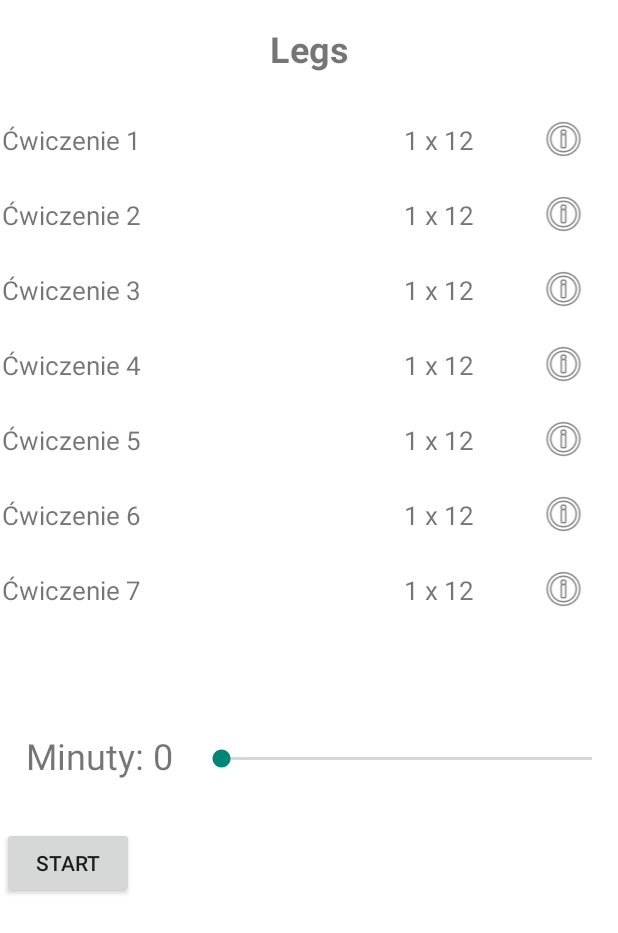
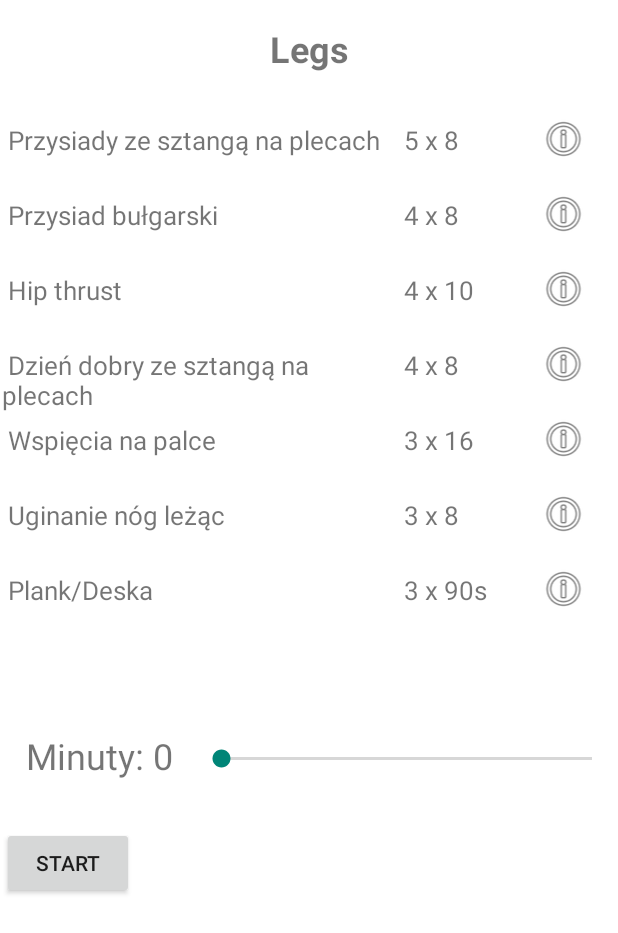
Before and after one commit to SavageSaszo/Gym_Buddy, an Android app: the Legs screen opened directly, with no data from a screen before it, on a phone screen of 412 x 824 dp. Shown: the top 933 px of the screen. Run offline under Robolectric (Android 15) with nearby library versions, the phone set to English and light mode, and no system bars.

Commit message:
Finishing push, pull and legs menu

```diff
--- a/app/src/main/java/com/example/gymbuddy/Training/PushPullLegs/Legs.kt
+++ b/app/src/main/java/com/example/gymbuddy/Training/PushPullLegs/Legs.kt
@@ -6,8 +6,11 @@ import android.os.Bundle
 import android.os.CountDownTimer
 import android.view.View
 import android.widget.Button
+import android.widget.ImageView
+import android.widget.ScrollView
 import android.widget.SeekBar
 import android.widget.TextView
+import androidx.appcompat.app.AlertDialog
 import com.example.gymbuddy.R
 
 class Legs : AppCompatActivity() {
@@ -18,6 +21,7 @@ class Legs : AppCompatActivity() {
     private lateinit var countDownTimer: CountDownTimer
     private var selectedMinutes: Int = 0
     private lateinit var mediaPlayer: MediaPlayer
+    private var dialog: AlertDialog? = null
 
     override fun onCreate(savedInstanceState: Bundle?) {
         super.onCreate(savedInstanceState)
@@ -77,7 +81,136 @@ class Legs : AppCompatActivity() {
 
         mediaPlayer = MediaPlayer.create(this, R.raw.happy_wheels_finish_sf)
 
+        val imageView1 = findViewById<ImageView>(R.id.imageView1)
+        val imageResource1 = R.drawable.przysiad_tyl // Zasób obrazu
+        val imageDescription1 = "Stań prosto, z szerokością barków, a sztangę umieść na górnej części pleców, trzymając ją stabilnie na ramionach. Trzymaj sztangę na wysokości karku, z dłońmi skierowanymi do przodu. Zachowaj wyprostowaną postawę, z łopatkami ściągniętymi do siebie i brzuchem napiętym.\n" +
+                "\n" +
+                "Rozpocznij ruch, schylając kolana i biodra, jakbyś siadał na krześle, utrzymując równowagę i kontrolując opad. Unikaj przechylenia tułowia do przodu i utrzymuj stabilność pleców. Głowa powinna być wyprostowana, a wzrok skierowany przed siebie.\n" +
+                "\n" +
+                "Kontynuuj ruch, aż uda będą równoległe do podłogi, lub do momentu, gdy osiągniesz pełne zgięcie kolan. Pamiętaj, aby utrzymać stabilność i kontrolować ruch w dolnym punkcie przysiadu.\n" +
+                "\n" +
+                "Następnie, napięciem mięśni nóg, wyprostuj kolana i biodra, unosząc się w górę, powracając do wyjściowej pozycji. Kontroluj ruch i unikaj zbyt gwałtownego wznoszenia się."
+        val imageTitle1 = "Przysiad ze sztangą na plecach"
 
+        imageView1.setOnClickListener {
+            showImageDialog(imageResource1, imageDescription1, imageTitle1)
+        }
+
+        val imageView2 = findViewById<ImageView>(R.id.imageView2)
+        val imageResource2 = R.drawable.wykroki_bulgarskie // Zasób obrazu
+        val imageDescription2 = "Stanij przed ławką lub inną stabilną powierzchnią. Postaw jedną stopę na ławce tak, aby przednia część stopy była na niej oparta, a tył stopy był uniesiony. Drugą stopę postaw na podłodze, zachowując lekkie zgięcie w kolanie.\n" +
+                "\n" +
+                "Zachowaj prostą postawę, z ramionami rozluźnionymi wzdłuż ciała. Unieś lekko klatkę piersiową i napiętą brzuchem.\n" +
+                "\n" +
+                "Rozpocznij ruch, składając biodro i zginając kolano na nodze, która znajduje się na podłodze. Zachowaj równowagę i kontroluj opad. Unikaj przechylenia tułowia do przodu i utrzymuj stabilność pleców. Głowa powinna być wyprostowana, a wzrok skierowany przed siebie.\n" +
+                "\n" +
+                "Schodząc na dół, spuść się tak nisko, jak to możliwe, kontrolując ruch i utrzymując napięcie w mięśniach nóg.\n" +
+                "\n" +
+                "Następnie, napięciem mięśni nóg, wyprostuj kolano i biodro, unosząc się w górę, wracając do wyjściowej pozycji. Kontroluj ruch i unikaj zbyt gwałtownego wznoszenia się.\n" +
+                "\n" +
+                "Wykonuj przysiady bułgarskie w kontrolowany sposób, skupiając się na prawidłowej technice i pełnym zakresie ruchu."
+        val imageTitle2 = "Przysiad bułgarski"
+
+        imageView2.setOnClickListener {
+            showImageDialog(imageResource2, imageDescription2, imageTitle2)
+        }
+
+        val imageView3 = findViewById<ImageView>(R.id.imageView3)
+        val imageResource3 = R.drawable.hip_thrust // Zasób obrazu
+        val imageDescription3 = "Usiądź na podłodze, opierając plecy o ławkę, tak aby łopatki miały kontakt z jej górną częścią. Zegnij kolana i postaw stopy płasko na podłodze, w odległości około szerokości barków. Trzymaj ręce wzdłuż ciała lub skrzyżowane na klatce piersiowej.\n" +
+                "\n" +
+                "W tym położeniu, napięciem mięśni pośladków i brzucha, unoszę biodra w górę, jednocześnie wypychając łokcie w podłogę i napinając pośladki. W górnym punkcie, utrzymaj napięcie przez chwilę, zanim powoli opuścisz biodra na podłogę, kontrolując ruch.\n" +
+                "\n" +
+                "Podczas wykonywania hip thrust, staraj się utrzymać linię od kolan do ramion prosto. Unikaj przemieszczania się łokci w czasie ruchu. Skup się na napinaniu mięśni pośladków i kontrolowaniu ruchu bioder.\n" +
+                "\n" +
+                "Wykonuj hip thrust w kontrolowany sposób, skupiając się na prawidłowej technice i pełnym zakresie ruchu."
+        val imageTitle3 = " Hip thrust"
+
+        imageView3.setOnClickListener {
+            showImageDialog(imageResource3, imageDescription3, imageTitle3)
+        }
+
+        val imageView4 = findViewById<ImageView>(R.id.imageView4)
+        val imageResource4 = R.drawable.dzien_dobry // Zasób obrazu
+        val imageDescription4 = "Dzień dobry to ćwiczenie skupiające się na rozwinięciu mięśni pośladków, ud oraz dolnej części pleców. Aby je wykonać, rozpocznij od stanu wyprostowanego, trzymając sztangę na plecach, opartą na górnej części pleców.\n" +
+                "\n" +
+                "Następnie, wykonaj głęboki wdech, napnij brzuch i skoncentruj się na napieraniu mięśniami na ściany jamy brzusznej. W czasie ruchu, wypchnij biodra do tyłu, jednocześnie utrzymując naturalne ustawienie miednicy. Delikatnie zegnij kolana, aby umożliwić płynny ruch.\n" +
+                "\n" +
+                "Podczas wykonywania ruchu, skłon się do przodu, trzymając sztangę na plecach. Pamiętaj o kontrolowanym tempie wykonywania i utrzymaniu prawidłowej postawy. Unikaj nadmiernego wygięcia w dolnej części pleców.\n" +
+                "\n" +
+                "Ćwiczenie dzień dobry ma na celu wzmocnienie mięśni pośladków, ud oraz dolnej części pleców."
+        val imageTitle4 = " Dzień dobry ze sztangą"
+
+        imageView4.setOnClickListener {
+            showImageDialog(imageResource4, imageDescription4, imageTitle4)
+        }
+
+        val imageView5 = findViewById<ImageView>(R.id.imageView5)
+        val imageResource5 = R.drawable.lydka_stojac // Zasób obrazu
+        val imageDescription5 = "Wspięcia na palce to ćwiczenie skupiające się na wzmacnianiu mięśni łydek oraz stabilizatorów stopy. Aby je wykonać, stan na prostych nogach i stóp o szerokości około barków.\n" +
+                "\n" +
+                "Zaczynając od pozycji stojącej, unieś stopę, unosząc pięty i opierając się na palcach. Skoncentruj się na napięciu mięśni łydek i stabilizacji stopy. Unosząc się jak najwyżej, zatrzymaj się na chwilę, a następnie powoli opuść pięty, wracając do pozycji wyjściowej.\n" +
+                "\n" +
+                "Podczas wykonywania wspięć na palce, staraj się utrzymać równowagę i kontrolować ruch. Skup się na napięciu mięśni łydek i unikaj opadania stopy. Możesz również dostosować stopień trudności, wykonując ćwiczenie z obciążeniem, na przykład trzymając hantle w dłoniach."
+        val imageTitle5 = "Wspięcia na palce"
+
+        imageView5.setOnClickListener {
+            showImageDialog(imageResource5, imageDescription5, imageTitle5)
+        }
+
+        val imageView6 = findViewById<ImageView>(R.id.imageView6)
+        val imageResource6 = R.drawable.unoszenie_nog // Zasób obrazu
+        val imageDescription6 = "Połóż się na maszynie do unoszenia nóg z brzuchem opartym na podparciu. Umieść ręce na wyznaczonych uchwytach lub na bokach ciała dla stabilizacji.\n" +
+                "\n" +
+                "Następnie, napnij mięśnie brzucha i unosząc napięte nogi, podnoś je w górę w kierunku sufitu. Skoncentruj się na napięciu mięśni dwugłowych uda. Unoszenie nóg powinno odbywać się za pomocą mięśni brzucha i uda, a nie poprzez impulsywny ruch całego ciała.\n" +
+                "\n" +
+                "Kontynuuj unoszenie nóg, aż osiągniesz pełne napięcie mięśni dwugłowych uda. Następnie, powoli opuść nogi z powrotem na pozycję wyjściową, kontrolując ruch.\n" +
+                "\n" +
+                "Pamiętaj, aby wykonywać to ćwiczenie w sposób kontrolowany, skupiając się na napięciu mięśni dwugłowych uda."
+        val imageTitle6 = "Unoszenie nóg leżąc"
+
+        imageView6.setOnClickListener {
+            showImageDialog(imageResource6, imageDescription6, imageTitle6)
+        }
+
+        val imageView7 = findViewById<ImageView>(R.id.imageView7)
+        val imageResource7 = R.drawable.plank // Zasób obrazu
+        val imageDescription7 = "Połóż się na podłodze, opierając się na przedramionach i palcach stóp.\n" +
+                "\n" +
+                "Upewnij się, że ciało jest wyprostowane, a linia od głowy do stóp jest prosta. Napnij mięśnie brzucha, aby utrzymać stabilność w korpusie. Unikaj opadania bioder lub uniesienia pośladków.\n" +
+                "\n" +
+                "Trzymaj pozycję plank przez określony czas, zazwyczaj od 30 sekund do 1 minuty lub dłużej, w zależności od twojego poziomu zaawansowania. Pamiętaj, aby utrzymywać równomierne oddychanie podczas trzymania pozycji.\n" +
+                "\n" +
+                "Ważne jest, aby zachować prawidłową formę i unikać nadmiernego skrzywienia pleców lub unoszenia pośladków. Skup się na utrzymaniu napięcia w mięśniach korpusu przez cały czas trwania ćwiczenia.\n" +
+                "\n" +
+                "Plank jest skutecznym ćwiczeniem wzmocnienia mięśni korpusu i stabilizacji."
+        val imageTitle7 = "Plank/Deska"
+
+        imageView7.setOnClickListener {
+            showImageDialog(imageResource7, imageDescription7, imageTitle7)
+        }
+    }
+
+    private fun showImageDialog(imageResource: Int, imageDescription: String, imageTitle: String) {
+        val dialogView = layoutInflater.inflate(R.layout.dialog_layout, null)
+        val imageView = dialogView.findViewById<ImageView>(R.id.dialogImageView)
+        imageView.setImageResource(imageResource) // Ustawienie zasobu obrazu
+
+        val scrollView = dialogView.findViewById<ScrollView>(R.id.dialogScrollView)
+        val textView = scrollView.findViewById<TextView>(R.id.dialogTextView)
+        textView.text = imageDescription // Ustawienie opisu zdjęcia
+
+        val closeButton = dialogView.findViewById<Button>(R.id.dialogCloseButton)
+        closeButton.setOnClickListener {
+            dialog?.dismiss()
+        }
+
+        val dialogBuilder = AlertDialog.Builder(this)
+            .setView(dialogView)
+            .setTitle(imageTitle) // Ustawienie tytułu zdjęcia
+
+        dialog = dialogBuilder.create()
+        dialog?.show()
     }
 
     private fun playNotificationSound() {
--- a/app/src/main/res/layout/activity_fbw_a.xml
+++ b/app/src/main/res/layout/activity_fbw_a.xml
@@ -215,7 +215,7 @@
         android:textSize="17sp"
         android:layout_marginTop="10dp"
         android:layout_weight="7"
-        android:text="  Przyciąganie kolan do brzucha " />
+        android:text=" Pall of press " />
 
     <TextView
         android:id="@+id/exercise_6_series_reps"
--- a/app/src/main/res/layout/activity_fbw_b.xml
+++ b/app/src/main/res/layout/activity_fbw_b.xml
@@ -250,7 +250,7 @@
             android:textSize="17sp"
             android:layout_marginTop="10dp"
             android:layout_weight="7"
-            android:text="Spacer farmera z hantlem " />
+            android:text=" Spacer farmera z hantlem " />
 
         <TextView
             android:id="@+id/exercise_7_series_reps"
--- a/app/src/main/res/layout/activity_legs.xml
+++ b/app/src/main/res/layout/activity_legs.xml
@@ -33,7 +33,7 @@
             android:textSize="17sp"
             android:layout_marginTop="10dp"
             android:layout_weight="7"
-            android:text="Ćwiczenie 1" />
+            android:text=" Przysiady ze sztangą na plecach" />
 
         <TextView
             android:id="@+id/exercise_1_series_reps"
@@ -43,7 +43,7 @@
             android:textSize="17sp"
             android:layout_weight="2"
             android:gravity="start"
-            android:text=" 1 x 12" />
+            android:text=" 5 x 8" />
 
         <ImageView
             android:id="@+id/imageView1"
@@ -69,7 +69,7 @@
             android:textSize="17sp"
             android:layout_marginTop="10dp"
             android:layout_weight="7"
-            android:text="Ćwiczenie 2" />
+            android:text=" Przysiad bułgarski" />
 
         <TextView
             android:id="@+id/exercise_2_series_reps"
@@ -79,7 +79,7 @@
             android:textSize="17sp"
             android:layout_weight="2"
             android:gravity="start"
-            android:text=" 1 x 12" />
+            android:text=" 4 x 8" />
 
         <ImageView
             android:id="@+id/imageView2"
@@ -105,7 +105,7 @@
             android:textSize="17sp"
             android:layout_marginTop="10dp"
             android:layout_weight="7"
-            android:text="Ćwiczenie 3" />
+            android:text=" Hip thrust" />
 
         <TextView
             android:id="@+id/exercise_3_series_reps"
@@ -115,7 +115,7 @@
             android:textSize="17sp"
             android:layout_weight="2"
             android:gravity="start"
-            android:text=" 1 x 12" />
+            android:text=" 4 x 10" />
 
         <ImageView
             android:id="@+id/imageView3"
@@ -141,7 +141,7 @@
             android:textSize="17sp"
             android:layout_marginTop="10dp"
             android:layout_weight="7"
-            android:text="Ćwiczenie 4" />
+            android:text=" Dzień dobry ze sztangą na plecach" />
 
         <TextView
             android:id="@+id/exercise_4_series_reps"
@@ -151,7 +151,7 @@
             android:textSize="17sp"
             android:layout_weight="2"
             android:gravity="start"
-            android:text=" 1 x 12" />
+            android:text=" 4 x 8" />
 
         <ImageView
             android:id="@+id/imageView4"
@@ -177,7 +177,7 @@
             android:textSize="17sp"
             android:layout_marginTop="10dp"
             android:layout_weight="7"
-            android:text="Ćwiczenie 5" />
+            android:text=" Wspięcia na palce" />
 
         <TextView
             android:id="@+id/exercise_5_series_reps"
@@ -187,7 +187,7 @@
             android:textSize="17sp"
             android:layout_weight="2"
             android:gravity="start"
-            android:text=" 1 x 12" />
+            android:text=" 3 x 16" />
 
         <ImageView
             android:id="@+id/imageView5"
@@ -213,7 +213,7 @@
             android:textSize="17sp"
             android:layout_marginTop="10dp"
             android:layout_weight="7"
-            android:text="Ćwiczenie 6" />
+            android:text=" Uginanie nóg leżąc" />
 
         <TextView
             android:id="@+id/exercise_6_series_reps"
@@ -223,7 +223,7 @@
             android:textSize="17sp"
             android:layout_weight="2"
             android:gravity="start"
-            android:text=" 1 x 12" />
+            android:text=" 3 x 8" />
 
         <ImageView
             android:id="@+id/imageView6"
@@ -250,7 +250,7 @@
             android:textSize="17sp"
             android:layout_marginTop="10dp"
             android:layout_weight="7"
-            android:text="Ćwiczenie 7" />
+            android:text=" Plank/Deska" />
 
         <TextView
             android:id="@+id/exercise_7_series_reps"
@@ -260,7 +260,7 @@
             android:textSize="17sp"
             android:layout_weight="2"
             android:gravity="start"
-            android:text=" 1 x 12" />
+            android:text=" 3 x 90s" />
 
         <ImageView
             android:id="@+id/imageView7"
```
Also changed, not shown: app/src/main/java/com/example/gymbuddy/Training/FBW/FBW_A.kt (+12 -1 lines), app/src/main/java/com/example/gymbuddy/Training/PushPullLegs/Pull.kt (+130 -0 lines), app/src/main/java/com/example/gymbuddy/Training/PushPullLegs/Push.kt (+153 -0 lines), app/src/main/java/com/example/gymbuddy/Training/Split/BackAndBiceps.kt (+26 -0 lines), app/src/main/java/com/example/gymbuddy/Training/Split/BellyAndShoulders.kt (+26 -0 lines), app/src/main/java/com/example/gymbuddy/Training/Split/ChestAndTriceps.kt (+26 -0 lines), app/src/main/java/com/example/gymbuddy/Training/Split/Legs2.kt (+26 -0 lines), app/src/main/res/layout/activity_pull.xml (+12 -48 lines), app/src/main/res/layout/activity_push.xml (+10 -82 lines).
